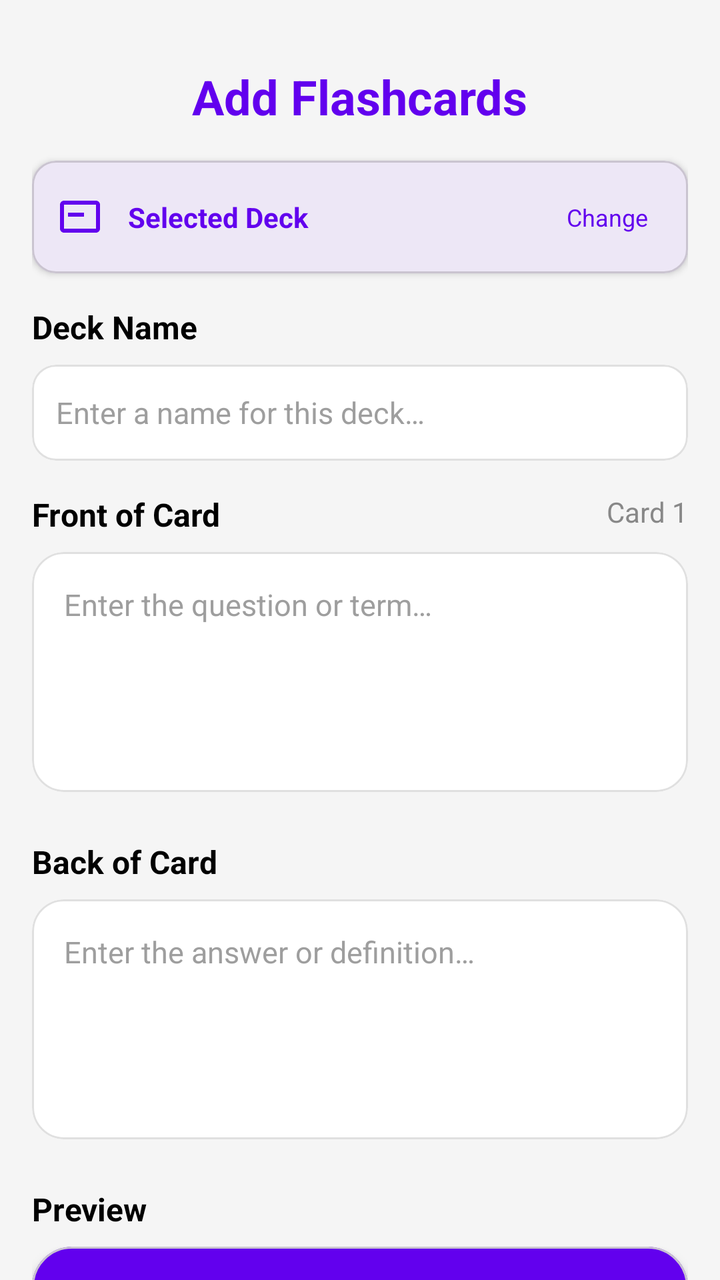
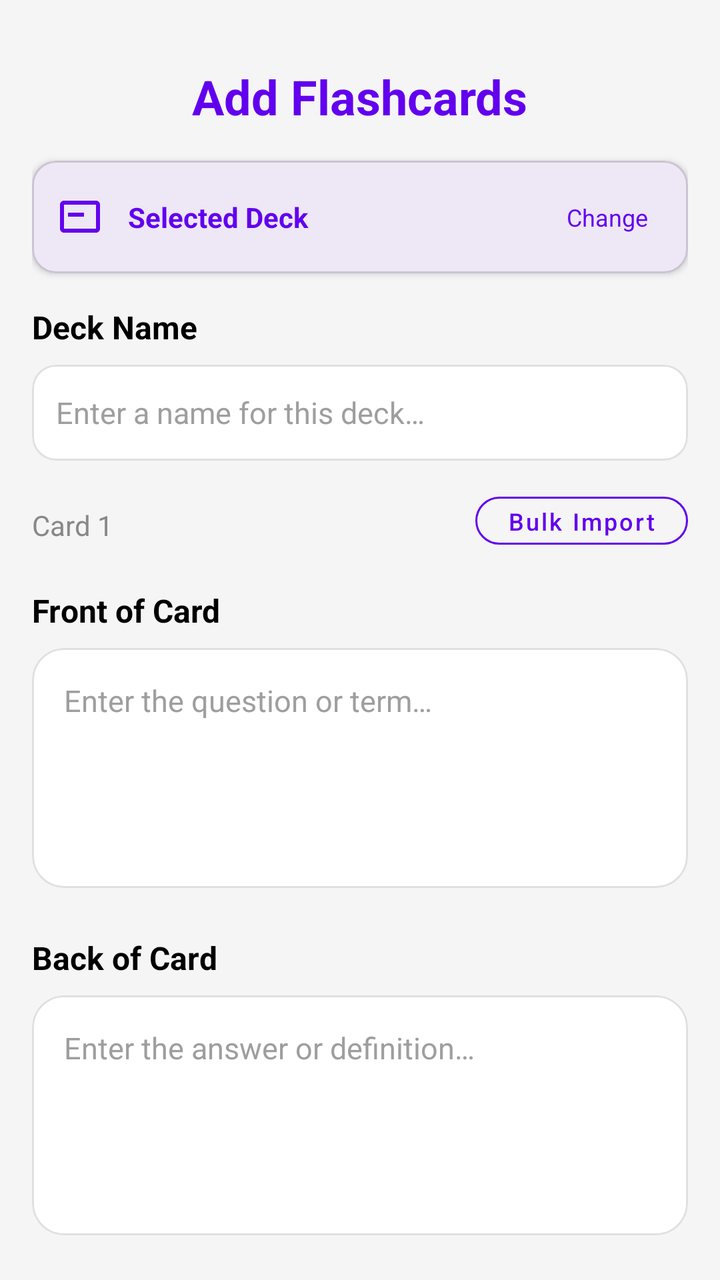

An Android layout rendered at two revisions. The XML below is the earlier revision; the diff shows what the commit changed to produce the second picture.
<!-- AndroidManifest.xml: application theme Theme.BrainByte -->
<!-- res/layout/fragment_import3.xml -->
<?xml version="1.0" encoding="utf-8"?>
<androidx.core.widget.NestedScrollView xmlns:android="http://schemas.android.com/apk/res/android"
    xmlns:app="http://schemas.android.com/apk/res-auto"
    xmlns:tools="http://schemas.android.com/tools"
    android:layout_width="match_parent"
    android:layout_height="match_parent"
    android:background="@color/light_grey_background"
    tools:context=".ImportFragment3">

    <androidx.constraintlayout.widget.ConstraintLayout
        android:layout_width="match_parent"
        android:layout_height="wrap_content"
        android:padding="16dp"
        android:paddingBottom="80dp">

        
        <TextView
            android:id="@+id/add_flashcard_title"
            android:layout_width="wrap_content"
            android:layout_height="wrap_content"
            android:text="@string/add_flashcard_title"
            android:textColor="@color/purple_primary"
            android:textSize="24sp"
            android:textStyle="bold"
            app:layout_constraintStart_toStartOf="parent"
            app:layout_constraintTop_toTopOf="parent"
            app:layout_constraintEnd_toEndOf="parent"
            android:layout_marginTop="16dp"/>

        
        <com.google.android.material.card.MaterialCardView
            android:id="@+id/deck_info_card"
            android:layout_width="0dp"
            android:layout_height="wrap_content"
            app:cardCornerRadius="12dp"
            app:cardElevation="2dp"
            app:cardBackgroundColor="@color/purple_light"
            app:layout_constraintTop_toBottomOf="@id/add_flashcard_title"
            app:layout_constraintStart_toStartOf="parent"
            app:layout_constraintEnd_toEndOf="parent"
            android:layout_marginTop="16dp">

            <LinearLayout
                android:layout_width="match_parent"
                android:layout_height="wrap_content"
                android:orientation="horizontal"
                android:gravity="center_vertical"
                android:padding="12dp">

                <ImageView
                    android:layout_width="24dp"
                    android:layout_height="24dp"
                    android:src="@drawable/ic_card"
                    app:tint="@color/purple_primary"
                    android:contentDescription="@null"/>

                <TextView
                    android:id="@+id/selected_deck_name"
                    android:layout_width="0dp"
                    android:layout_height="wrap_content"
                    android:layout_weight="1"
                    android:layout_marginStart="12dp"
                    android:text="@string/selected_deck_placeholder"
                    android:textColor="@color/purple_primary"
                    android:textSize="14sp"
                    android:textStyle="bold"/>

                <TextView
                    android:id="@+id/change_deck_btn"
                    android:layout_width="wrap_content"
                    android:layout_height="wrap_content"
                    android:text="@string/change_deck"
                    android:textColor="@color/purple_primary"
                    android:textSize="12sp"
                    android:padding="8dp"
                    android:background="?attr/selectableItemBackgroundBorderless"/>

            </LinearLayout>

        </com.google.android.material.card.MaterialCardView>

        
        <TextView
            android:id="@+id/deck_name_label"
            android:layout_width="0dp"
            android:layout_height="wrap_content"
            android:text="@string/deck_name_label"
            android:textColor="@color/black_text"
            android:textSize="16sp"
            android:textStyle="bold"
            app:layout_constraintTop_toBottomOf="@id/deck_info_card"
            app:layout_constraintStart_toStartOf="parent"
            android:layout_marginTop="16dp"/>

        <com.google.android.material.card.MaterialCardView
            android:id="@+id/deck_name_card"
            android:layout_width="0dp"
            android:layout_height="wrap_content"
            app:cardCornerRadius="12dp"
            app:cardElevation="0dp"
            app:strokeColor="#E0E0E0"
            app:strokeWidth="1dp"
            app:cardBackgroundColor="@color/white"
            app:layout_constraintTop_toBottomOf="@id/deck_name_label"
            app:layout_constraintStart_toStartOf="parent"
            app:layout_constraintEnd_toEndOf="parent"
            android:layout_marginTop="8dp">

            <EditText
                android:id="@+id/deck_name_input"
                android:layout_width="match_parent"
                android:layout_height="wrap_content"
                android:minHeight="48dp"
                android:padding="12dp"
                android:hint="@string/deck_name_hint"
                android:textColorHint="#9E9E9E"
                android:textColor="@color/black_text"
                android:textSize="15sp"
                android:background="@android:color/transparent"
                android:inputType="text"
                android:maxLines="1"
                android:autofillHints="none"/>

        </com.google.android.material.card.MaterialCardView>

        
        <TextView
            android:id="@+id/card_counter"
            android:layout_width="wrap_content"
            android:layout_height="wrap_content"
            android:text="@string/card_counter_placeholder"
            android:textColor="@color/grey_text"
            android:textSize="14sp"
            app:layout_constraintTop_toBottomOf="@id/deck_name_card"
            app:layout_constraintEnd_toEndOf="parent"
            android:layout_marginTop="16dp"/>

        
        <TextView
            android:id="@+id/front_card_label"
            android:layout_width="0dp"
            android:layout_height="wrap_content"
            android:text="@string/front_of_card"
            android:textColor="@color/black_text"
            android:textSize="16sp"
            android:textStyle="bold"
            app:layout_constraintTop_toBottomOf="@id/deck_name_card"
            app:layout_constraintStart_toStartOf="parent"
            android:layout_marginTop="16dp"/>

        <com.google.android.material.card.MaterialCardView
            android:id="@+id/front_card_input_card"
            android:layout_width="0dp"
            android:layout_height="wrap_content"
            app:cardCornerRadius="16dp"
            app:cardElevation="0dp"
            app:strokeColor="#E0E0E0"
            app:strokeWidth="1dp"
            app:cardBackgroundColor="@color/white"
            app:layout_constraintTop_toBottomOf="@id/front_card_label"
            app:layout_constraintStart_toStartOf="parent"
            app:layout_constraintEnd_toEndOf="parent"
            android:layout_marginTop="8dp">

            <EditText
                android:id="@+id/front_card_input"
                android:layout_width="match_parent"
                android:layout_height="wrap_content"
                android:minHeight="120dp"
                android:padding="16dp"
                android:hint="@string/front_card_hint"
                android:textColorHint="#9E9E9E"
                android:textColor="@color/black_text"
                android:textSize="15sp"
                android:background="@android:color/transparent"
                android:gravity="top|start"
                android:inputType="textMultiLine"
                android:autofillHints="none"/>

        </com.google.android.material.card.MaterialCardView>

        
        <TextView
            android:id="@+id/back_card_label"
            android:layout_width="0dp"
            android:layout_height="wrap_content"
            android:text="@string/back_of_card"
            android:textColor="@color/black_text"
            android:textSize="16sp"
            android:textStyle="bold"
            app:layout_constraintTop_toBottomOf="@id/front_card_input_card"
            app:layout_constraintStart_toStartOf="parent"
            android:layout_marginTop="24dp"/>

        <com.google.android.material.card.MaterialCardView
            android:id="@+id/back_card_input_card"
            android:layout_width="0dp"
            android:layout_height="wrap_content"
            app:cardCornerRadius="16dp"
            app:cardElevation="0dp"
            app:strokeColor="#E0E0E0"
            app:strokeWidth="1dp"
            app:cardBackgroundColor="@color/white"
            app:layout_constraintTop_toBottomOf="@id/back_card_label"
            app:layout_constraintStart_toStartOf="parent"
            app:layout_constraintEnd_toEndOf="parent"
            android:layout_marginTop="8dp">

            <EditText
                android:id="@+id/back_card_input"
                android:layout_width="match_parent"
                android:layout_height="wrap_content"
                android:minHeight="120dp"
                android:padding="16dp"
                android:hint="@string/back_card_hint"
                android:textColorHint="#9E9E9E"
                android:textColor="@color/black_text"
                android:textSize="15sp"
                android:background="@android:color/transparent"
                android:gravity="top|start"
                android:inputType="textMultiLine"
                android:autofillHints="none"/>

        </com.google.android.material.card.MaterialCardView>

        
        <TextView
            android:id="@+id/preview_label"
            android:layout_width="0dp"
            android:layout_height="wrap_content"
            android:text="@string/preview_label"
            android:textColor="@color/black_text"
            android:textSize="16sp"
            android:textStyle="bold"
            app:layout_constraintTop_toBottomOf="@id/back_card_input_card"
            app:layout_constraintStart_toStartOf="parent"
            android:layout_marginTop="24dp"/>

        
        <FrameLayout
            android:id="@+id/preview_card_container"
            android:layout_width="0dp"
            android:layout_height="180dp"
            app:layout_constraintTop_toBottomOf="@id/preview_label"
            app:layout_constraintStart_toStartOf="parent"
            app:layout_constraintEnd_toEndOf="parent"
            android:layout_marginTop="8dp">

            
            <com.google.android.material.card.MaterialCardView
                android:id="@+id/preview_card_front"
                android:layout_width="match_parent"
                android:layout_height="match_parent"
                app:cardCornerRadius="20dp"
                app:cardElevation="4dp"
                app:cardBackgroundColor="@color/purple_primary">

                <LinearLayout
                    android:id="@+id/preview_front_container"
                    android:layout_width="match_parent"
                    android:layout_height="match_parent"
                    android:orientation="vertical"
                    android:gravity="center"
                    android:padding="20dp">

                    <TextView
                        android:id="@+id/preview_side_indicator_front"
                        android:layout_width="wrap_content"
                        android:layout_height="wrap_content"
                        android:text="@string/front_side"
                        android:textColor="#FFFFFF80"
                        android:textSize="12sp"
                        android:textAllCaps="true"
                        android:letterSpacing="0.1"/>

                    <TextView
                        android:id="@+id/preview_front_text"
                        android:layout_width="match_parent"
                        android:layout_height="0dp"
                        android:layout_weight="1"
                        android:text="@string/preview_front_placeholder"
                        android:textColor="@color/white"
                        android:textSize="18sp"
                        android:textStyle="bold"
                        android:gravity="center"
                        android:layout_marginTop="8dp"/>

                </LinearLayout>

            </com.google.android.material.card.MaterialCardView>

            
            <com.google.android.material.card.MaterialCardView
                android:id="@+id/preview_card_back"
                android:layout_width="match_parent"
                android:layout_height="match_parent"
                app:cardCornerRadius="20dp"
                app:cardElevation="4dp"
                app:cardBackgroundColor="#3949AB"
                android:visibility="gone">

                <LinearLayout
                    android:id="@+id/preview_back_container"
                    android:layout_width="match_parent"
                    android:layout_height="match_parent"
                    android:orientation="vertical"
                    android:gravity="center"
                    android:padding="20dp">

                    <TextView
                        android:id="@+id/preview_side_indicator_back"
                        android:layout_width="wrap_content"
                        android:layout_height="wrap_content"
                        android:text="@string/back_side"
                        android:textColor="#FFFFFF80"
                        android:textSize="12sp"
                        android:textAllCaps="true"
                        android:letterSpacing="0.1"/>

                    <TextView
                        android:id="@+id/preview_back_text"
                        android:layout_width="match_parent"
                        android:layout_height="0dp"
                        android:layout_weight="1"
                        android:text="@string/preview_back_placeholder"
                        android:textColor="@color/white"
                        android:textSize="16sp"
                        android:gravity="center"
                        android:layout_marginTop="8dp"/>

                </LinearLayout>

            </com.google.android.material.card.MaterialCardView>

        </FrameLayout>

        
        <TextView
            android:id="@+id/flip_hint"
            android:layout_width="wrap_content"
            android:layout_height="wrap_content"
            android:text="@string/tap_to_flip"
            android:textColor="@color/grey_text"
            android:textSize="12sp"
            app:layout_constraintTop_toBottomOf="@id/preview_card_container"
            app:layout_constraintStart_toStartOf="parent"
            app:layout_constraintEnd_toEndOf="parent"
            android:layout_marginTop="8dp"/>

        
        <LinearLayout
            android:id="@+id/buttons_container"
            android:layout_width="0dp"
            android:layout_height="wrap_content"
            android:orientation="horizontal"
            android:gravity="center"
            app:layout_constraintTop_toBottomOf="@id/flip_hint"
            app:layout_constraintStart_toStartOf="parent"
            app:layout_constraintEnd_toEndOf="parent"
            android:layout_marginTop="24dp">

            <com.google.android.material.button.MaterialButton
                android:id="@+id/btn_add_another"
                android:layout_width="0dp"
                android:layout_height="56dp"
                android:layout_weight="1"
                android:text="@string/add_another_card"
                android:textAllCaps="false"
                android:textSize="14sp"
                android:textColor="@color/purple_primary"
                style="@style/Widget.MaterialComponents.Button.OutlinedButton"
                app:strokeColor="@color/purple_primary"
                app:strokeWidth="2dp"
                app:cornerRadius="28dp"
                app:icon="@drawable/ic_add"
                app:iconGravity="textStart"
                app:iconPadding="8dp"
                app:iconTint="@color/purple_primary"
                android:layout_marginEnd="8dp"/>

            <com.google.android.material.button.MaterialButton
                android:id="@+id/btn_save_card"
                android:layout_width="0dp"
                android:layout_height="56dp"
                android:layout_weight="1"
                android:text="@string/save_card"
                android:textAllCaps="false"
                android:textSize="14sp"
                android:textColor="@color/white"
                app:backgroundTint="@color/purple_primary"
                app:cornerRadius="28dp"
                app:icon="@drawable/ic_check"
                app:iconGravity="textStart"
                app:iconPadding="8dp"
                app:iconTint="@color/white"
                android:layout_marginStart="8dp"/>

        </LinearLayout>

        
        <com.google.android.material.button.MaterialButton
            android:id="@+id/btn_finish"
            android:layout_width="0dp"
            android:layout_height="56dp"
            android:text="@string/finish_import"
            android:textAllCaps="false"
            android:textSize="16sp"
            android:textStyle="bold"
            android:textColor="@color/white"
            app:backgroundTint="#4CAF50"
            app:cornerRadius="28dp"
            app:layout_constraintTop_toBottomOf="@id/buttons_container"
            app:layout_constraintStart_toStartOf="parent"
            app:layout_constraintEnd_toEndOf="parent"
            android:layout_marginTop="16dp"
            android:layout_marginBottom="32dp"/>

    </androidx.constraintlayout.widget.ConstraintLayout>

</androidx.core.widget.NestedScrollView>
<!-- resources referenced by this layout -->
<resources>
  <color name="black_text">#000000</color>
  <color name="grey_text">#888888</color>
  <color name="light_grey_background">#F5F5F5</color>
  <color name="purple_light">#EDE7F6</color>
  <color name="purple_primary">#6200EE</color>
  <color name="white">#FFFFFFFF</color>
  <!-- drawable ic_add (drawable) -->
  <vector xmlns:android="http://schemas.android.com/apk/res/android" android:height="24dp" android:tint="#000000" android:viewportHeight="24" android:viewportWidth="24" android:width="24dp">
        
      <path android:fillColor="@android:color/white" android:pathData="M19,13h-6v6h-2v-6H5v-2h6V5h2v6h6v2z"/>
      
  </vector>
  <!-- drawable ic_card (drawable) -->
  <vector xmlns:android="http://schemas.android.com/apk/res/android"
      android:width="24dp"
      android:height="24dp"
      android:viewportWidth="24"
      android:viewportHeight="24">
    <path
        android:fillColor="#000000"
        android:pathData="M20,4H4C2.9,4 2,4.9 2,6v12c0,1.1 0.9,2 2,2h16c1.1,0 2,-0.9 2,-2V6C22,4.9 21.1,4 20,4zM20,18H4V6h16V18z"/>
    <path
        android:fillColor="#000000"
        android:pathData="M6,10h8v2h-8z"/>
  </vector>
  <!-- drawable ic_check (drawable) -->
  <vector xmlns:android="http://schemas.android.com/apk/res/android"
      android:width="24dp"
      android:height="24dp"
      android:viewportWidth="24"
      android:viewportHeight="24">
      <path
          android:fillColor="#FFFFFF"
          android:pathData="M9,16.17L4.83,12l-1.42,1.41L9,19 21,7l-1.41,-1.41z"/>
  </vector>
  <string name="add_another_card">Add Another</string>
  <string name="add_flashcard_title">Add Flashcards</string>
  <string name="back_card_hint">Enter the answer or definition…</string>
  <string name="back_of_card">Back of Card</string>
  <string name="back_side">Back</string>
  <string name="card_counter_placeholder">Card 1</string>
  <string name="change_deck">Change</string>
  <string name="deck_name_hint">Enter a name for this deck…</string>
  <string name="deck_name_label">Deck Name</string>
  <string name="finish_import">Finish Import</string>
  <string name="front_card_hint">Enter the question or term…</string>
  <string name="front_of_card">Front of Card</string>
  <string name="front_side">Front</string>
  <string name="preview_back_placeholder">Answer will appear here</string>
  <string name="preview_front_placeholder">Question will appear here</string>
  <string name="preview_label">Preview</string>
  <string name="save_card">Save Card</string>
  <string name="selected_deck_placeholder">Selected Deck</string>
  <string name="tap_to_flip">Tap card to flip</string>
  <style name="Theme.BrainByte" parent="Base.Theme.BrainByte" />
  <style name="Base.Theme.BrainByte" parent="Theme.Material3.DayNight.NoActionBar">
      </style>
</resources>

<!-- the commit's change to res/layout/fragment_import3.xml (unified diff, before → after) -->
@@ -132,8 +132,25 @@
             android:textColor="@color/grey_text"
             android:textSize="14sp"
             app:layout_constraintTop_toBottomOf="@id/deck_name_card"
-            app:layout_constraintEnd_toEndOf="parent"
+            app:layout_constraintStart_toStartOf="parent"
+            app:layout_constraintBottom_toBottomOf="@id/btn_bulk_import"
             android:layout_marginTop="16dp"/>
+
+        <com.google.android.material.button.MaterialButton
+            android:id="@+id/btn_bulk_import"
+            android:layout_width="wrap_content"
+            android:layout_height="36dp"
+            android:text="@string/bulk_import"
+            android:textAllCaps="false"
+            android:textSize="12sp"
+            android:textColor="@color/purple_primary"
+            style="@style/Widget.MaterialComponents.Button.OutlinedButton"
+            app:strokeColor="@color/purple_primary"
+            app:strokeWidth="1dp"
+            app:cornerRadius="18dp"
+            app:layout_constraintTop_toBottomOf="@id/deck_name_card"
+            app:layout_constraintEnd_toEndOf="parent"
+            android:layout_marginTop="12dp"/>
 
         
         <TextView
@@ -144,7 +161,7 @@
             android:textColor="@color/black_text"
             android:textSize="16sp"
             android:textStyle="bold"
-            app:layout_constraintTop_toBottomOf="@id/deck_name_card"
+            app:layout_constraintTop_toBottomOf="@id/btn_bulk_import"
             app:layout_constraintStart_toStartOf="parent"
             android:layout_marginTop="16dp"/>
 
<!-- resource entries referenced after the edit -->
@@ -40,6 +40,7 @@
   <string name="back_card_hint">Enter the answer or definition…</string>
   <string name="back_of_card">Back of Card</string>
   <string name="back_side">Back</string>
+  <string name="bulk_import">Bulk Import</string>
   <string name="card_counter_placeholder">Card 1</string>
   <string name="change_deck">Change</string>
   <string name="deck_name_hint">Enter a name for this deck…</string>
